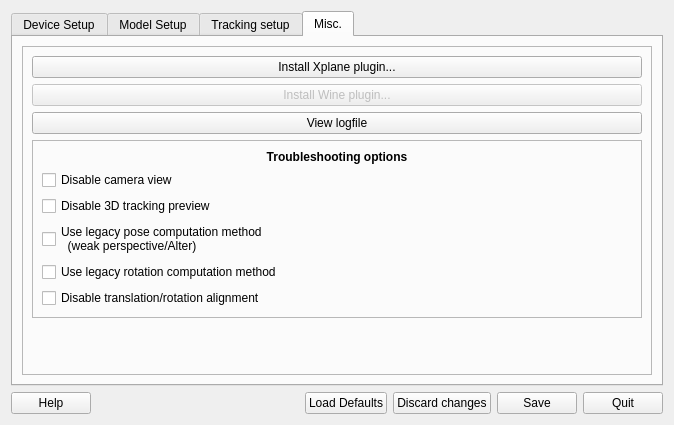
Before: the Qt Designer form src/qt_gui/ltr.ui in mavak/linux-track, drawn with Qt 5.
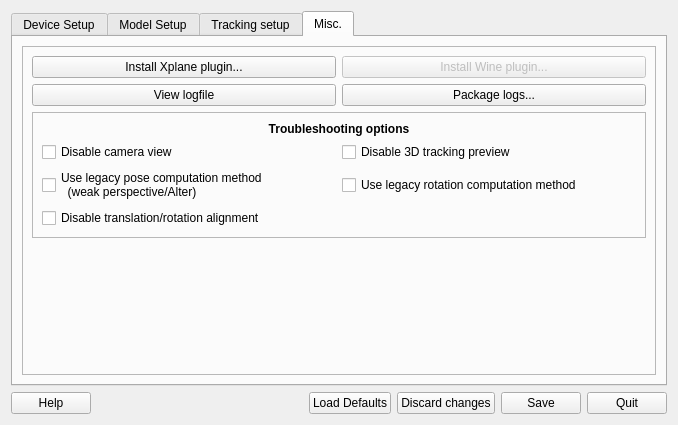
After: the same form once the commit is applied. The open tabs and pages were chosen to show the change. Icons and pictures are not drawn.

Commit message: Added button to create error reporting package. Small tune-up of the GUI's misc pane. Wine plugin install button is now reenabled when install is cancelled.

```diff
--- a/src/qt_gui/ltr.ui
+++ b/src/qt_gui/ltr.ui
@@ -6,7 +6,7 @@
    <rect>
     <x>0</x>
     <y>0</y>
-    <width>674</width>
+    <width>678</width>
     <height>425</height>
    </rect>
   </property>
@@ -129,13 +129,22 @@
          </property>
          <layout class="QVBoxLayout" name="verticalLayout_3">
           <item>
+           <layout class="QGridLayout" name="gridLayout">
+            <item row="0" column="0">
            <widget class="QPushButton" name="XplanePluginButton">
             <property name="text">
              <string>Install Xplane plugin...</string>
             </property>
            </widget>
           </item>
-          <item>
+            <item row="1" column="0">
+             <widget class="QPushButton" name="ViewLogButton">
+              <property name="text">
+               <string>View logfile</string>
+              </property>
+             </widget>
+            </item>
+            <item row="0" column="1">
            <widget class="QPushButton" name="pushButton_2">
             <property name="enabled">
              <bool>false</bool>
@@ -145,12 +154,14 @@
             </property>
            </widget>
           </item>
-          <item>
-           <widget class="QPushButton" name="ViewLogButton">
+            <item row="1" column="1">
+             <widget class="QPushButton" name="PackageLogsButton">
             <property name="text">
-             <string>View logfile</string>
-            </property>
-           </widget>
+               <string>Package logs...</string>
+              </property>
+             </widget>
+            </item>
+           </layout>
           </item>
           <item>
            <widget class="QFrame" name="frame_7">
@@ -163,6 +174,12 @@
             <layout class="QVBoxLayout" name="verticalLayout_23">
              <item>
               <widget class="QLabel" name="label">
+               <property name="sizePolicy">
+                <sizepolicy hsizetype="Preferred" vsizetype="Maximum">
+                 <horstretch>0</horstretch>
+                 <verstretch>0</verstretch>
+                </sizepolicy>
+               </property>
                <property name="font">
                 <font>
                  <weight>75</weight>
@@ -178,20 +195,22 @@
               </widget>
              </item>
              <item>
+              <layout class="QGridLayout" name="gridLayout_2">
+               <item row="0" column="0">
               <widget class="QCheckBox" name="DisableCamView">
                <property name="text">
                 <string>Disable camera view</string>
                </property>
               </widget>
              </item>
-             <item>
-              <widget class="QCheckBox" name="Disable3DView">
+               <item row="1" column="1">
+                <widget class="QCheckBox" name="LegacyRotation">
                <property name="text">
-                <string>Disable 3D tracking preview</string>
+                  <string>Use legacy rotation computation method</string>
                </property>
               </widget>
              </item>
-             <item>
+               <item row="1" column="0">
               <widget class="QCheckBox" name="LegacyPose">
                <property name="text">
                 <string>Use legacy pose computation method
@@ -199,14 +218,14 @@
                </property>
               </widget>
              </item>
-             <item>
-              <widget class="QCheckBox" name="LegacyRotation">
+               <item row="0" column="1">
+                <widget class="QCheckBox" name="Disable3DView">
                <property name="text">
-                <string>Use legacy rotation computation method</string>
+                  <string>Disable 3D tracking preview</string>
                </property>
               </widget>
              </item>
-             <item>
+               <item row="2" column="0">
               <widget class="QCheckBox" name="TransRotDisable">
                <property name="text">
                 <string>Disable translation/rotation alignment </string>
@@ -214,6 +233,8 @@
               </widget>
              </item>
             </layout>
+             </item>
+            </layout>
            </widget>
           </item>
           <item>
```
Left out of the diff: 6 changed lines with no effect on the pictures. Lines whose indentation alone changed are shown as unchanged. The commit also changes 3 other files.
